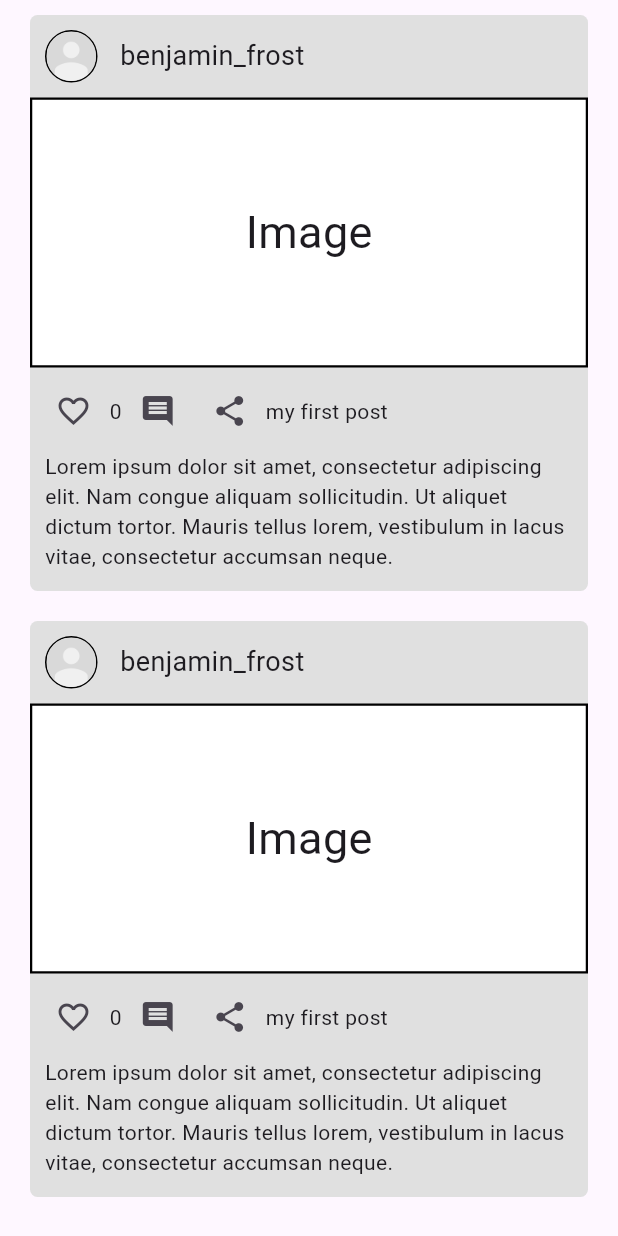
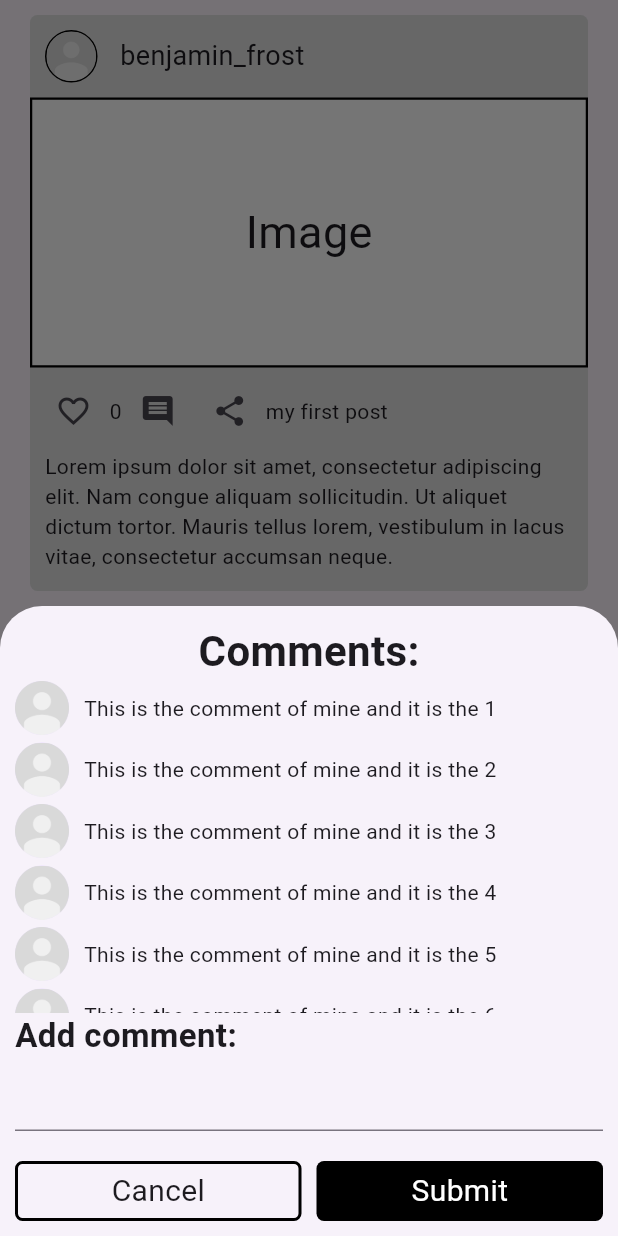
Before and after one commit to shaharex/albert_ein_m3, a Flutter app: the FeedPage screen opened directly, after a tap on the "comment" icon, on a phone screen of 412 x 824 dp. Run offline on Flutter 3.47's test engine with Material 3 defaults, Android fonts, the light colour scheme and no system bars; our stand-ins replace google_maps_flutter.

Commit message:
comments added

```diff
--- a/lib/components/post_widget.dart
+++ b/lib/components/post_widget.dart
@@ -85,7 +85,7 @@ class PostWidget extends StatelessWidget {
                     )),
                 Text('$likeCount'),
                 IconButton(
-                    onPressed: () {},
+                    onPressed: onCommentPressed,
                     icon: const Icon(
                       Icons.comment,
                     )),
--- a/lib/pages/feed_page.dart
+++ b/lib/pages/feed_page.dart
@@ -10,7 +10,10 @@ class FeedPage extends StatefulWidget {
 }
 
 class _FeedPageState extends State<FeedPage> {
+  // share method
  static const sharePlatform = MethodChannel("com.share");
+
+  // show the Android Share Sheet
   Future<void> _openShareSheet(String text) async {
     try {
       await sharePlatform.invokeMethod('share', {"text": text});
@@ -18,6 +21,84 @@ class _FeedPageState extends State<FeedPage> {
       debugPrint('This is the Error: ${e.message}');
     }
   }
+
+  final TextEditingController _commentsController = TextEditingController();
+
+  // open the comments dialog
+  void _showCommentsDialog(BuildContext context) {
+    showModalBottomSheet(
+      context: context,
+      builder: (context) {
+      return Container(
+        margin: const EdgeInsets.symmetric(horizontal: 10, vertical: 10),
+        width: double.infinity,
+        height: 400,
+        child: Column(
+          mainAxisAlignment: MainAxisAlignment.spaceBetween,
+          children: [
+            const Text('Comments:', style: TextStyle(fontSize: 28, fontWeight: FontWeight.bold ),),
+            Expanded(
+              child: ListView.separated(
+                itemCount: 10,
+                itemBuilder: (context, index) {
+              return Row(
+                children: [
+                  CircleAvatar(radius: 18, child: Image.asset("assets/Default Profile Picture.png", fit: BoxFit.cover,)),
+                  const SizedBox(width: 10),
+                  Text("This is the comment of mine and it is the ${index + 1}", maxLines: 2, overflow: TextOverflow.ellipsis,),
+                ],
+              );
+            },
+            separatorBuilder: (context, index) {
+              return const SizedBox(height: 5);
+            },)),
+            Column(
+              crossAxisAlignment: CrossAxisAlignment.start,
+              children: [
+                const Text('Add comment:', style: TextStyle(fontSize: 22, fontWeight: FontWeight.bold)),
+                TextField(controller: _commentsController,),
+                const SizedBox(height: 20),
+                Row(
+                  mainAxisAlignment: MainAxisAlignment.spaceBetween,
+                  children: [
+                  Expanded(
+                    flex: 1,
+                    child: GestureDetector(
+                      onTap: () {
+                        Navigator.pop(context);
+                      },
+                      child: Container(
+                        alignment: Alignment.center,
+                        height: 40,
+                        decoration: BoxDecoration(border: Border.all(color: Colors.black, width: 2, style: BorderStyle.solid), borderRadius: BorderRadius.circular(5)),
+                        child: const Text("Cancel", style: TextStyle(fontSize: 20),),
+                      ),
+                    ),
+                  ),
+                  const SizedBox(width: 10),
+                  Expanded(
+                    flex: 1,
+                    child: GestureDetector(
+                      onTap: () {
+                        Navigator.pop(context);
+                      },
+                      child: Container(
+                        alignment: Alignment.center,
+                        height: 40,
+                        decoration: BoxDecoration(color: Colors.black, borderRadius: BorderRadius.circular(5)),
+                        child: const Text("Submit", style: TextStyle(fontSize: 20, color: Colors.white),),
+                      ),
+                    ),
+                  ),
+                ],)
+              ],
+            ),
+          ],
+        ),
+      );
+    });
+  }
+
 
   int likeCount = 0;
   bool isLikePressed = false;
@@ -32,7 +113,7 @@ class _FeedPageState extends State<FeedPage> {
           child: ListView.separated(
               itemCount: 5,
               separatorBuilder: (context, index) {
-                return SizedBox(height: 20);
+                return const SizedBox(height: 20);
               },
               itemBuilder: (context, index) {
                 return PostWidget(
@@ -46,7 +127,9 @@ class _FeedPageState extends State<FeedPage> {
                     debugPrint(
                         "likeCount: $likeCount, isLikePressed: $isLikePressed");
                   },
-                  onCommentPressed: () {},
+                  onCommentPressed: () {
+                    _showCommentsDialog(context);
+                  },
                   onSharePressed: () {
                     _openShareSheet("Check out the Bay City");
                   },
```
